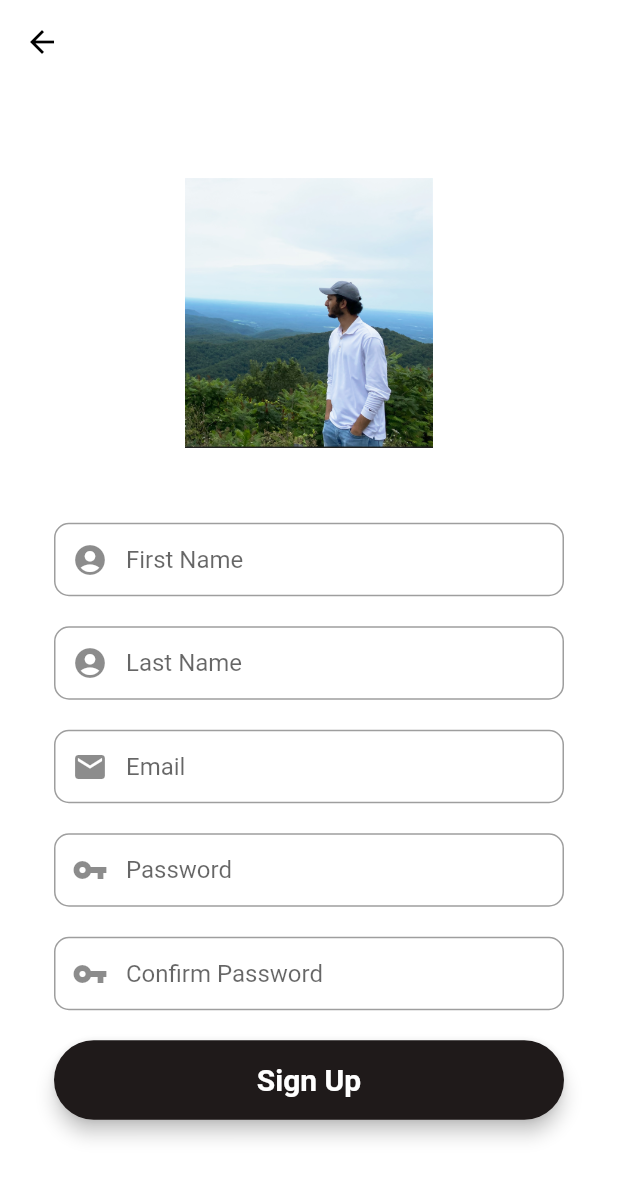
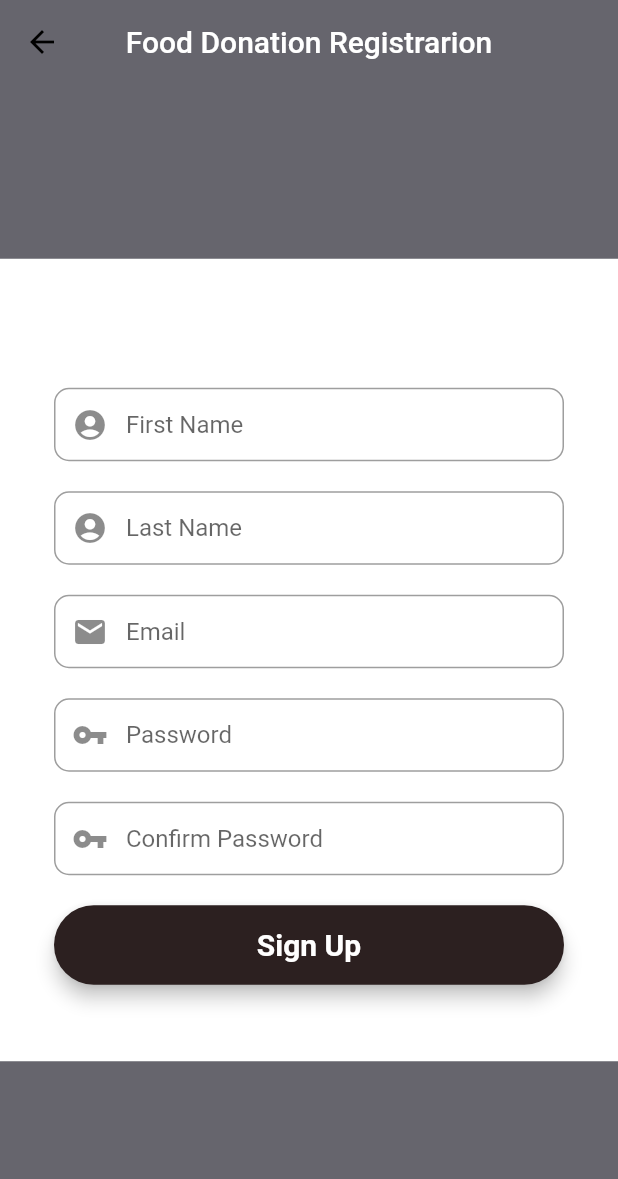
Before and after one commit to ariful2000/final-group-project, a Flutter app: the screen it shows after launch, after a tap on "Sign Up", on a phone screen of 412 x 824 dp. Shown: the top 1179 px of the screen. Run offline on Flutter 3.47's test engine with Material 2 defaults, Android fonts, the light colour scheme and no system bars; our stand-ins replace cloud_firestore, firebase_auth, firebase_core, fluttertoast; missing offline and left inert: dart:ffi; accounts and stored records are empty.

Commit message:
first commit

```diff
--- a/lib/screens/home_screen.dart
+++ b/lib/screens/home_screen.dart
@@ -37,8 +37,9 @@ class _HomeScreenState extends State<HomeScreen> {
   Widget build(BuildContext context) {
     return Scaffold(
       appBar: AppBar(
-        title: Text("Welcome to Chat App!!!"),
+        title: Text("Welcome to Food Donation App!!!"),
         centerTitle: true,
+        backgroundColor: Color.fromARGB(255, 14, 21, 53),
       ),
       body: Center(
         child: Padding(
--- a/lib/screens/login_screen.dart
+++ b/lib/screens/login_screen.dart
@@ -101,11 +101,16 @@ class _LoginScreenState extends State<LoginScreen> {
       ),
     );
     return Scaffold(
-      backgroundColor: Colors.black,
+      appBar: AppBar(
+        title: Text("Food Donation App"),
+        backgroundColor: Color.fromARGB(255, 8, 9, 65),
+        centerTitle: true,
+      ),
+      backgroundColor: Color.fromARGB(255, 255, 255, 255),
       body: Center(
         child: SingleChildScrollView(
           child: Container(
-            color: Color.fromARGB(255, 49, 104, 150),
+            color: Color.fromARGB(255, 255, 255, 255),
             child: Padding(
               padding: const EdgeInsets.all(36.0),
               child: Form(
@@ -116,13 +121,6 @@ class _LoginScreenState extends State<LoginScreen> {
 
                   children: <Widget>[
 
-                    SizedBox(
-                        height: 200,
-                        child: Image.asset(
-                          "assets/logo.png",
-                          fit: BoxFit.contain,
-                        )
-                    ),
                     SizedBox(height: 45),
                     emailField,
                     SizedBox(height: 25),
--- a/lib/screens/registration_screen.dart
+++ b/lib/screens/registration_screen.dart
@@ -168,7 +168,7 @@ class _RegistrationScreenState extends State<RegistrationScreen> {
     final signUpButton = Material(
       elevation: 5,
       borderRadius: BorderRadius.circular(30),
-      color: Color.fromARGB(255, 31, 26, 26),
+      color: Color.fromARGB(255, 44, 32, 32),
       child: MaterialButton(
         padding: EdgeInsets.fromLTRB(20, 15, 20, 15),
         minWidth: MediaQuery.of(context).size.width,
@@ -187,9 +187,11 @@ class _RegistrationScreenState extends State<RegistrationScreen> {
 
 
     return Scaffold(
-      backgroundColor: Colors.white,
+      backgroundColor: Color.fromARGB(255, 102, 101, 109),
       appBar: AppBar(
-        backgroundColor: Colors.transparent,
+        title: Text("Food Donation Registrarion"),
+        centerTitle: true,
+        backgroundColor: Color.fromARGB(0, 39, 34, 34),
         elevation: 0,
         leading: IconButton(
           icon: Icon(Icons.arrow_back,color: Colors.black),
@@ -211,14 +213,6 @@ class _RegistrationScreenState extends State<RegistrationScreen> {
                   crossAxisAlignment: CrossAxisAlignment.center,
 
                   children: <Widget>[
-
-                    SizedBox(
-                        height: 180,
-                        child: Image.asset(
-                          "assets/logo.png",
-                          fit: BoxFit.contain,
-                        )
-                    ),
                     SizedBox(height: 50),
                     firstNameField,
                     SizedBox(height: 20),
```
